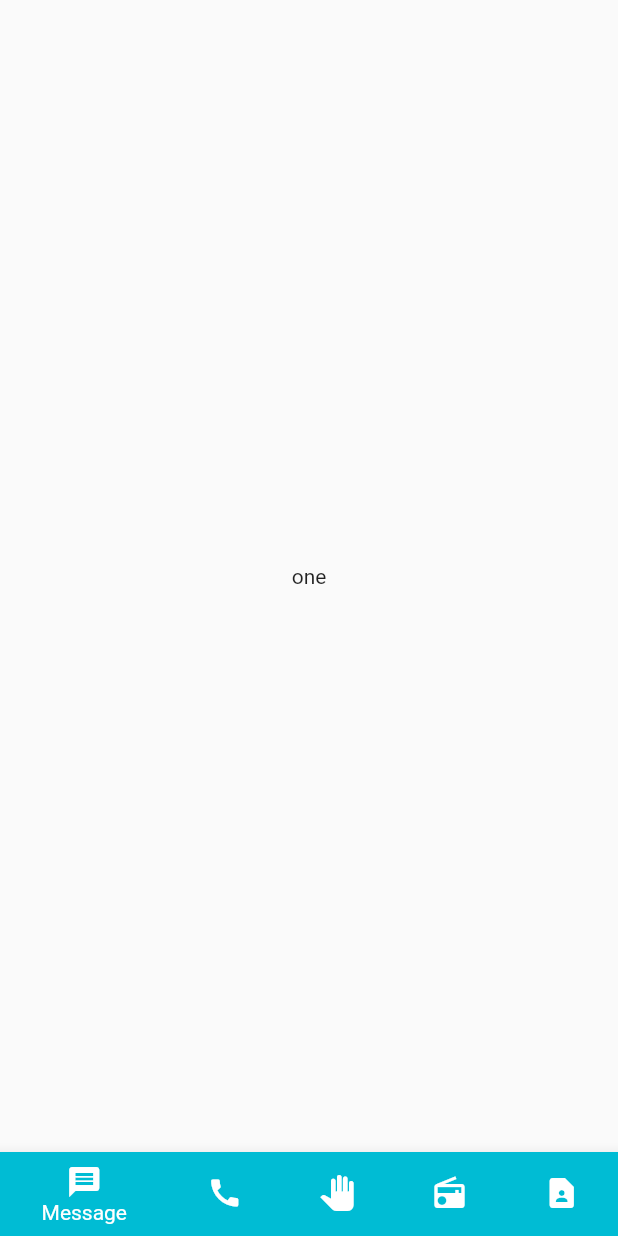
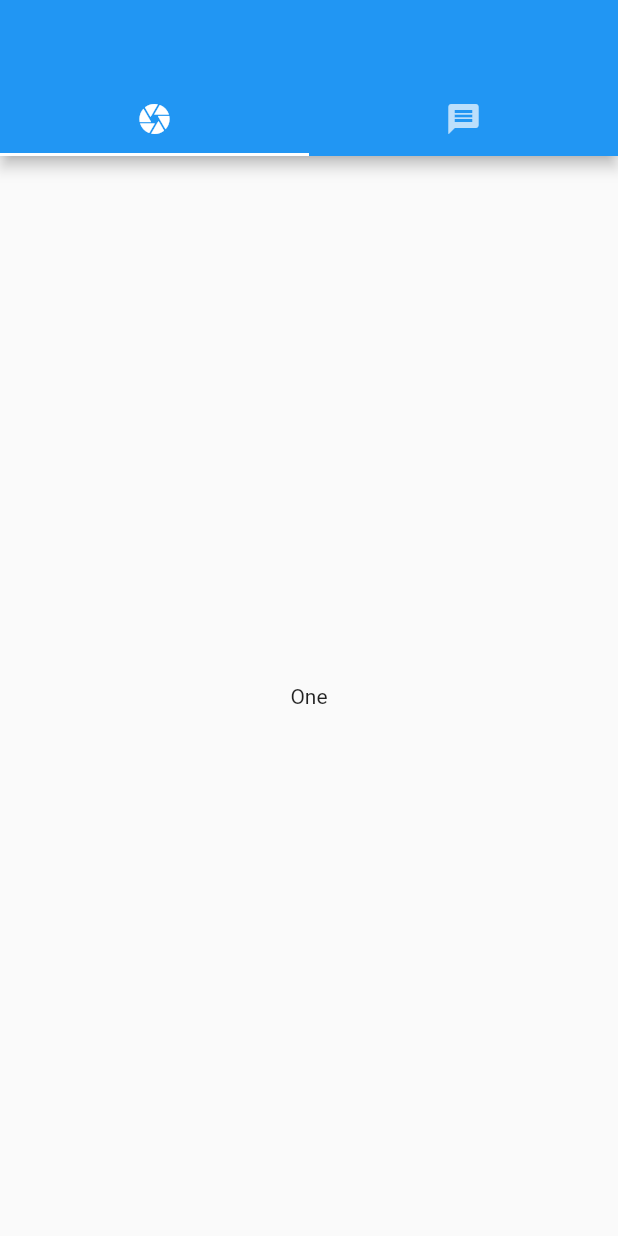
Before and after one commit to Saqib29/Learning-issue, a Flutter app: the screen it shows after launch, on a phone screen of 412 x 824 dp. Run offline on Flutter 3.47's test engine with Material 2 defaults, Android fonts, the phone set to English and light mode, and no system bars.

```diff
--- a/flutter/flutter_basic/lib/main.dart
+++ b/flutter/flutter_basic/lib/main.dart
@@ -1,8 +1,5 @@
 import 'package:flutter/material.dart';
-import 'package:flutter_basic/five.dart';
-import 'package:flutter_basic/four.dart';
 import 'package:flutter_basic/one.dart';
-import 'package:flutter_basic/three.dart';
 import 'package:flutter_basic/two.dart';
 
 
@@ -12,62 +9,23 @@ class MyApp extends StatelessWidget {
   @override
   Widget build(BuildContext context) {
     return MaterialApp(
-      debugShowCheckedModeBanner: false,
-      home: HomePage(),
+      home: DefaultTabController(
+        length: 2,
+        child: Scaffold(
+          appBar: AppBar(
+            bottom: TabBar(
+              tabs: [
+                Tab(icon: Icon(Icons.camera)),
+                Tab(icon: Icon(Icons.message)),
+              ],
+            )
+          ),
+          body: TabBarView(children: [
+            One(),
+            Two(),
+          ]),
+        ),
+      ),
     );
   }
 }
-
-class HomePage extends StatefulWidget {
-  @override
-  _HomePageState createState() => _HomePageState();
-}
-
-class _HomePageState extends State<HomePage> {
-  var _currentindex = 0;
-  var pages = [
-    One(),
-    Two(),
-    Three(),
-    Four(),
-    Five(),
-  ];
-  @override
-  Widget build(BuildContext context){
-    return Scaffold(
-      bottomNavigationBar: BottomNavigationBar(
-        currentIndex: _currentindex,
-        items: [
-        BottomNavigationBarItem(
-          backgroundColor: Colors.cyan,
-          icon: Icon((Icons.message)),
-          title: Text("Message"),
-        ),
-        BottomNavigationBarItem(
-          icon: Icon((Icons.call)),
-          title: Text("Call"),
-        ),
-        BottomNavigationBarItem(
-          icon: Icon((Icons.pan_tool)),
-          title: Text("pan tool"),
-        ),
-        BottomNavigationBarItem(
-          icon: Icon((Icons.radio)),
-          title: Text("Radio"),
-        ),
-        BottomNavigationBarItem(
-          icon: Icon((Icons.contact_page)),
-          title: Text("Contact"),
-        ),
-      ],
-      onTap: (index) {
-        setState(() {
-          _currentindex=index;
-        });
-      }
-      ),
-      body: pages[_currentindex],
-
-    );
-  }
-}
--- a/flutter/flutter_basic/lib/one.dart
+++ b/flutter/flutter_basic/lib/one.dart
@@ -5,7 +5,7 @@ class One extends StatelessWidget {
   Widget build(BuildContext context) {
     return Scaffold(
       body: Center(
-        child: Text("one")
+        child: Text("One")
       )
     );
   }
--- a/flutter/flutter_basic/lib/two.dart
+++ b/flutter/flutter_basic/lib/two.dart
@@ -5,7 +5,7 @@ class Two extends StatelessWidget {
   Widget build(BuildContext context) {
     return Scaffold(
       body: Center(
-        child: Text("two")
+        child: Text("Two")
       )
     );
   }
```
Also changed, not shown: flutter/flutter_basic/lib/five.dart (deleted, +0 -12 lines), flutter/flutter_basic/lib/four.dart (deleted, +0 -12 lines), flutter/flutter_basic/lib/three.dart (deleted, +0 -12 lines).
